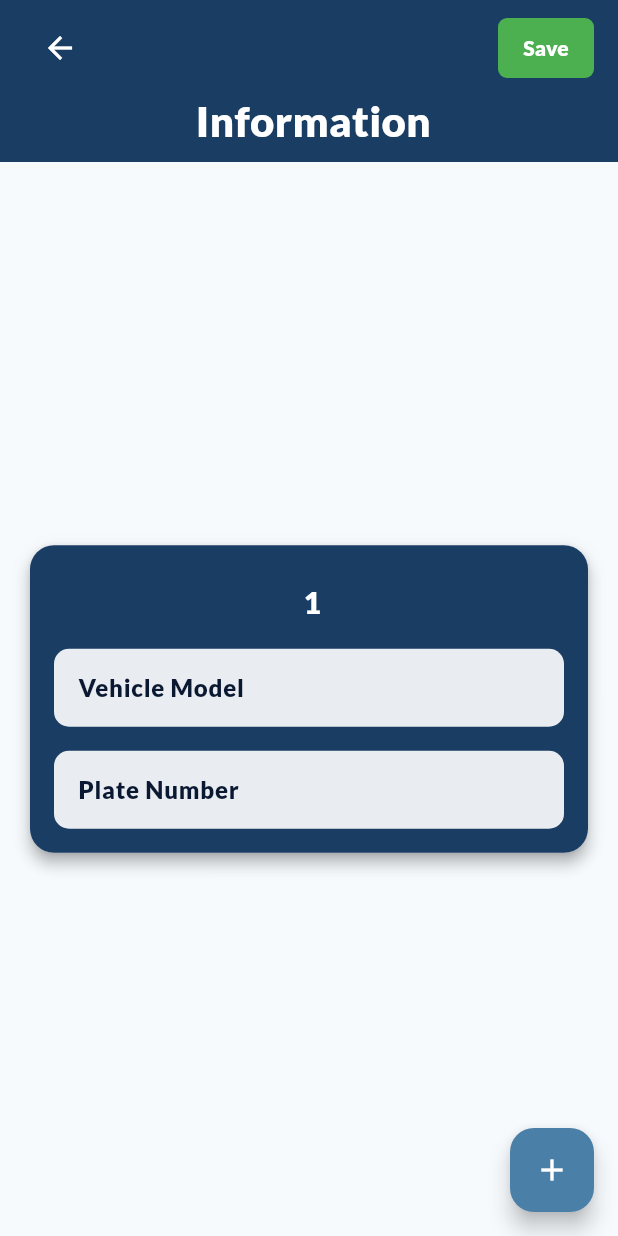
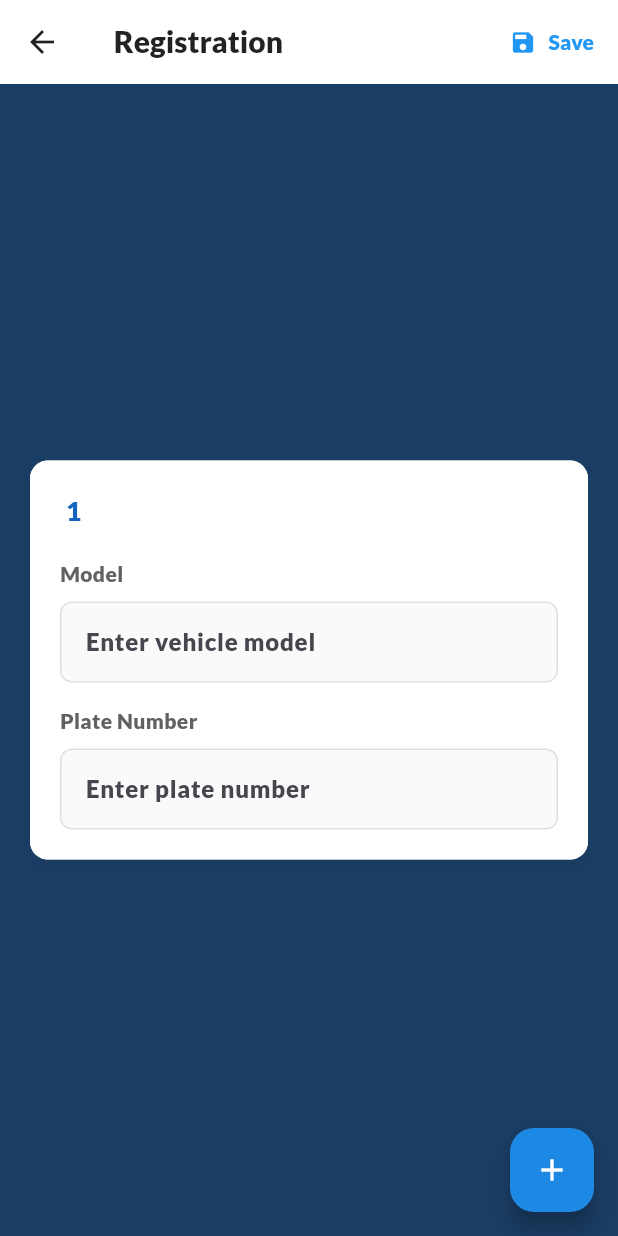
Before and after one commit to kurt-arpilleda/CARE, a Flutter app: the VehicleRegisterScreen screen opened directly with empty values, on a phone screen of 412 x 824 dp. Run offline on Flutter 3.47's test engine with Material 3 defaults, Android fonts, the phone set to English and light mode, and no system bars; our stand-ins replace flutter_secure_storage, fluttertoast, google_sign_in, image_picker, open_file, package_info_plus and 3 more; accounts and stored records are empty.

Commit message:
Seek First the Kingdom of God

```diff
--- a/lib/vehicle/vehicleRegister.dart
+++ b/lib/vehicle/vehicleRegister.dart
@@ -1,4 +1,6 @@
 import 'package:flutter/material.dart';
+import 'package:fluttertoast/fluttertoast.dart';
+import '../api_service.dart';
 
 class VehicleRegisterScreen extends StatefulWidget {
   final String vehicleType;
@@ -10,184 +12,346 @@ class VehicleRegisterScreen extends StatefulWidget {
 }
 
 class _VehicleRegisterScreenState extends State<VehicleRegisterScreen> {
-  List<Map<String, String>> vehicles = [
-    {'model': '', 'plateNumber': ''}
+  List<Map<String, dynamic>> vehicles = [
+    {'model': '', 'plateNumber': '', 'hasError': false, 'errorMessage': ''}
   ];
+  final _apiService = ApiService();
+  bool _isSaving = false;
+  List<TextEditingController> modelControllers = [TextEditingController()];
+  List<TextEditingController> plateControllers = [TextEditingController()];
+
+  @override
+  void dispose() {
+    for (var controller in modelControllers) {
+      controller.dispose();
+    }
+    for (var controller in plateControllers) {
+      controller.dispose();
+    }
+    super.dispose();
+  }
+
+  Future<void> _saveVehicles() async {
+    for (int i = 0; i < vehicles.length; i++) {
+      vehicles[i]['model'] = modelControllers[i].text;
+      vehicles[i]['plateNumber'] = plateControllers[i].text;
+    }
+
+    bool hasEmptyFields = false;
+    List<Map<String, dynamic>> validVehicles = [];
+
+    for (int i = 0; i < vehicles.length; i++) {
+      final vehicle = vehicles[i];
+      if (vehicle['model'].toString().trim().isEmpty ||
+          vehicle['plateNumber'].toString().trim().isEmpty) {
+        setState(() {
+          vehicles[i]['hasError'] = true;
+          vehicles[i]['errorMessage'] = 'Please fill all fields';
+        });
+        hasEmptyFields = true;
+      } else {
+        validVehicles.add({
+          'vehicleType': widget.vehicleType,
+          'model': vehicle['model'],
+          'plateNumber': vehicle['plateNumber']
+        });
+      }
+    }
+
+    if (hasEmptyFields || validVehicles.isEmpty) {
+      Fluttertoast.showToast(msg: 'Please fill all required fields');
+      return;
+    }
+
+    final shouldSave = await showDialog<bool>(
+      context: context,
+      builder: (context) => AlertDialog(
+        title: const Text('Confirm Save'),
+        content: Text('Are you sure you want to save ${validVehicles.length} vehicle(s)?'),
+        actions: [
+          TextButton(
+            onPressed: () => Navigator.pop(context, false),
+            child: const Text('Cancel'),
+          ),
+          TextButton(
+            onPressed: () => Navigator.pop(context, true),
+            child: const Text('Save'),
+          ),
+        ],
+      ),
+    );
+
+    if (shouldSave != true) return;
+
+    setState(() => _isSaving = true);
+
+    try {
+      final token = await _apiService.getAuthToken();
+      if (token == null) {
+        throw Exception("No auth token found");
+      }
+
+      final response = await _apiService.addVehicles(
+        token: token,
+        vehicles: validVehicles,
+      );
+
+      if (response['success'] == true) {
+        Fluttertoast.showToast(msg: response['message']);
+        setState(() {
+          vehicles = [
+            {'model': '', 'plateNumber': '', 'hasError': false, 'errorMessage': ''}
+          ];
+          for (var controller in modelControllers) {
+            controller.dispose();
+          }
+          for (var controller in plateControllers) {
+            controller.dispose();
+          }
+          modelControllers = [TextEditingController()];
+          plateControllers = [TextEditingController()];
+        });
+      } else if (response['duplicates'] != null) {
+        for (var error in response['duplicates']) {
+          final index = error['index'];
+          if (index < vehicles.length) {
+            setState(() {
+              vehicles[index]['hasError'] = true;
+              vehicles[index]['errorMessage'] = error['message'];
+            });
+          }
+        }
+        Fluttertoast.showToast(msg: 'Some vehicles already exist');
+      } else {
+        Fluttertoast.showToast(msg: response['message'] ?? 'Failed to save vehicles');
+      }
+    } catch (e) {
+      Fluttertoast.showToast(msg: 'Error: ${e.toString()}');
+    } finally {
+      setState(() => _isSaving = false);
+    }
+  }
 
   @override
   Widget build(BuildContext context) {
     return Scaffold(
-      backgroundColor: const Color(0xFFF6FAFD),
-      body: SafeArea(
-        child: Column(
-          children: [
-            Container(
-              padding: const EdgeInsets.symmetric(horizontal: 16),
-              color: const Color(0xFF1A3D63),
-              child: Column(
-                crossAxisAlignment: CrossAxisAlignment.stretch,
-                children: [
-                  Padding(
-                    padding: const EdgeInsets.only(top: 8.0), // Add slight top padding
-                    child: Row(
-                      children: [
-                        IconButton(
-                          icon: const Icon(Icons.arrow_back, color: Colors.white),
+      backgroundColor: const Color(0xFF1A3D63),
+      floatingActionButton: FloatingActionButton(
+        onPressed: () {
+          setState(() {
+            vehicles.add({
+              'model': '',
+              'plateNumber': '',
+              'hasError': false,
+              'errorMessage': ''
+            });
+            modelControllers.add(TextEditingController());
+            plateControllers.add(TextEditingController());
+          });
+        },
+        backgroundColor: Colors.blue[600],
+        child: const Icon(Icons.add, color: Colors.white),
+      ),
+      body: CustomScrollView(
+        slivers: [
+          SliverAppBar(
+            backgroundColor: Colors.white,
+            elevation: 2,
+            pinned: true,
+            leading: IconButton(
+              icon: const Icon(Icons.arrow_back, color: Colors.black87),
               onPressed: () => Navigator.of(context).pop(),
             ),
-                        const Spacer(),
-                        TextButton(
-                          style: TextButton.styleFrom(
-                            backgroundColor: const Color(0xFF4CAF50),
-                            shape: RoundedRectangleBorder(
-                              borderRadius: BorderRadius.circular(6),
+            title: Text(
+              '${widget.vehicleType} Registration',
+              style: const TextStyle(
+                color: Colors.black87,
+                fontWeight: FontWeight.w600,
+                fontSize: 20,
               ),
-                            padding: const EdgeInsets.symmetric(horizontal: 16, vertical: 8),
             ),
-                          onPressed: () {
-                            // Save logic goes here
-                          },
-                          child: const Text(
-                            'Save',
-                            style: TextStyle(
-                              color: Colors.white,
-                              fontWeight: FontWeight.bold,
+            actions: [
+              _isSaving
+                  ? const Padding(
+                padding: EdgeInsets.symmetric(horizontal: 16.0),
+                child: Center(
+                  child: SizedBox(
+                    width: 20,
+                    height: 20,
+                    child: CircularProgressIndicator(
+                      strokeWidth: 2,
+                      color: Colors.blue,
                     ),
                   ),
                 ),
+              )
+                  : TextButton.icon(
+                icon: const Icon(Icons.save, color: Colors.blue),
+                label: const Text(
+                  'Save',
+                  style: TextStyle(color: Colors.blue),
+                ),
+                onPressed: _saveVehicles,
+              ),
             ],
           ),
-                  ),
-                  const SizedBox(height: 4),
-                  Center(
-                    child: Text(
-                      '${widget.vehicleType} Information',
-                      style: const TextStyle(
-                        color: Colors.white,
-                        fontSize: 28, // Increased font size
-                        fontWeight: FontWeight.bold,
+          if (vehicles.length == 1)
+            SliverFillRemaining(
+              hasScrollBody: false,
+              child: Center(
+                child: SingleChildScrollView(
+                  child: Padding(
+                    padding: const EdgeInsets.all(16.0),
+                    child: _buildVehicleCard(0),
                   ),
                 ),
               ),
-                  const SizedBox(height: 8),
-                ],
-              ),
-            ),
-            Expanded(
-              child: Padding(
+            )
+          else
+            SliverPadding(
               padding: const EdgeInsets.all(16.0),
-                child: vehicles.length == 1
-                    ? Center(
-                  child: SingleChildScrollView(
-                    physics: const ClampingScrollPhysics(),
-                    child: _buildVehicleCard(0),
-                  ),
-                )
-                    : ListView.builder(
-                  physics: const ClampingScrollPhysics(),
-                  itemCount: vehicles.length,
-                  itemBuilder: (context, index) {
+              sliver: SliverList(
+                delegate: SliverChildBuilderDelegate(
+                      (context, index) {
                     return Padding(
                       padding: const EdgeInsets.only(bottom: 16.0),
                       child: _buildVehicleCard(index),
                     );
                   },
+                  childCount: vehicles.length,
                 ),
               ),
             ),
+          SliverToBoxAdapter(
+            child: SizedBox(height: 80),
+          ),
         ],
       ),
-      ),
-      floatingActionButton: FloatingActionButton(
-        onPressed: () {
-          setState(() {
-            vehicles.add({'model': '', 'plateNumber': ''});
-          });
-        },
-        backgroundColor: const Color(0xFF4A7FA7),
-        child: const Icon(Icons.add, color: Colors.white),
-      ),
-      floatingActionButtonLocation: FloatingActionButtonLocation.endFloat,
     );
   }
 
   Widget _buildVehicleCard(int index) {
+    final vehicle = vehicles[index];
     return Card(
       elevation: 4,
       shape: RoundedRectangleBorder(
-        borderRadius: BorderRadius.circular(16),
+        borderRadius: BorderRadius.circular(12),
       ),
+      shadowColor: Colors.black.withOpacity(0.1),
       child: Container(
         width: double.infinity,
-        constraints: vehicles.length == 1 ? const BoxConstraints(maxWidth: 500) : null,
         decoration: BoxDecoration(
-          borderRadius: BorderRadius.circular(16),
-          color: const Color(0xFF1A3D63),
-          boxShadow: [
-            BoxShadow(
-              color: Colors.black.withOpacity(0.1),
-              blurRadius: 10,
-              offset: const Offset(0, 4),
-            ),
-          ],
+          borderRadius: BorderRadius.circular(12),
+          color: vehicle['hasError'] ? Colors.red[50] : Colors.white,
+          border: vehicle['hasError']
+              ? Border.all(color: Colors.red, width: 1)
+              : null,
         ),
         child: Stack(
           children: [
             Padding(
-              padding: const EdgeInsets.all(16.0),
+              padding: const EdgeInsets.all(20.0),
               child: Column(
-                crossAxisAlignment: CrossAxisAlignment.stretch,
+                crossAxisAlignment: CrossAxisAlignment.start,
                 children: [
+                  if (vehicle['hasError'])
+                    Padding(
+                      padding: const EdgeInsets.only(bottom: 8.0),
+                      child: Text(
+                        vehicle['errorMessage'],
+                        style: TextStyle(
+                          color: Colors.red[700],
+                          fontWeight: FontWeight.w500,
+                        ),
+                      ),
+                    ),
+                  Text(
+                    '${widget.vehicleType} ${index + 1}',
+                    style: TextStyle(
+                      fontSize: 18,
+                      fontWeight: FontWeight.w600,
+                      color: vehicle['hasError']
+                          ? Colors.red[700]
+                          : Colors.blue[800],
+                    ),
+                  ),
+                  const SizedBox(height: 20),
+                  Text(
+                    'Model',
+                    style: TextStyle(
+                      fontSize: 14,
+                      color: Colors.grey[700],
+                      fontWeight: FontWeight.w500,
+                    ),
+                  ),
                   const SizedBox(height: 8),
-                  Center(
-                    child: Text(
-                      '${widget.vehicleType} ${index + 1}',
+                  Container(
+                    decoration: BoxDecoration(
+                      color: Colors.grey[50],
+                      borderRadius: BorderRadius.circular(8),
+                      border: Border.all(
+                        color: vehicle['hasError']
+                            ? Colors.red
+                            : Colors.grey[300]!,
+                        width: 1,
+                      ),
+                    ),
+                    child: TextField(
+                      controller: modelControllers[index],
+                      decoration: const InputDecoration(
+                        hintText: 'Enter vehicle model',
+                        border: InputBorder.none,
+                        contentPadding: EdgeInsets.symmetric(horizontal: 16, vertical: 14),
+                      ),
+                      onChanged: (value) {
+                        setState(() {
+                          vehicles[index]['model'] = value;
+                          vehicles[index]['hasError'] = false;
+                          vehicles[index]['errorMessage'] = '';
+                        });
+                      },
                       style: const TextStyle(
-                        fontSize: 20, // Increased font size
-                        fontWeight: FontWeight.bold,
-                        color: Colors.white,
+                        color: Colors.black87,
                       ),
                     ),
                   ),
                   const SizedBox(height: 16),
+                  Text(
+                    'Plate Number',
+                    style: TextStyle(
+                      fontSize: 14,
+                      color: Colors.grey[700],
+                      fontWeight: FontWeight.w500,
+                    ),
+                  ),
+                  const SizedBox(height: 8),
                   Container(
                     decoration: BoxDecoration(
-                      color: Colors.white.withOpacity(0.9),
-                      borderRadius: BorderRadius.circular(10),
+                      color: Colors.grey[50],
+                      borderRadius: BorderRadius.circular(8),
+                      border: Border.all(
+                        color: vehicle['hasError']
+                            ? Colors.red
+                            : Colors.grey[300]!,
+                        width: 1,
+                      ),
                     ),
                     child: TextField(
+                      controller: plateControllers[index],
                       decoration: const InputDecoration(
-                        hintText: 'Vehicle Model',
-                        hintStyle: TextStyle(color: Color(0xFF0A1931)),
+                        hintText: 'Enter plate number',
                         border: InputBorder.none,
                         contentPadding: EdgeInsets.symmetric(horizontal: 16, vertical: 14),
                       ),
                       onChanged: (value) {
-                        vehicles[index]['model'] = value;
+                        setState(() {
+                          vehicles[index]['plateNumber'] = value;
+                          vehicles[index]['hasError'] = false;
+                          vehicles[index]['errorMessage'] = '';
+                        });
                       },
                       style: const TextStyle(
-                        color: Color(0xFF0A1931),
-                      ),
-                    ),
-                  ),
-                  const SizedBox(height: 16),
-                  Container(
-                    decoration: BoxDecoration(
-                      color: Colors.white.withOpacity(0.9),
-                      borderRadius: BorderRadius.circular(10),
-                    ),
-                    child: TextField(
-                      decoration: const InputDecoration(
-                        hintText: 'Plate Number',
-                        hintStyle: TextStyle(color: Color(0xFF0A1931)),
-                        border: InputBorder.none,
-                        contentPadding: EdgeInsets.symmetric(horizontal: 16, vertical: 14),
-                      ),
-                      onChanged: (value) {
-                        vehicles[index]['plateNumber'] = value;
-                      },
-                      style: const TextStyle(
-                        color: Color(0xFF0A1931),
+                        color: Colors.black87,
                       ),
                     ),
                   ),
@@ -196,25 +360,29 @@ class _VehicleRegisterScreenState extends State<VehicleRegisterScreen> {
             ),
             if (vehicles.length > 1)
               Positioned(
-                top: 8,
-                right: 8,
+                top: 12,
+                right: 12,
                 child: InkWell(
                   onTap: () {
                     setState(() {
                       vehicles.removeAt(index);
+                      modelControllers[index].dispose();
+                      plateControllers[index].dispose();
+                      modelControllers.removeAt(index);
+                      plateControllers.removeAt(index);
                     });
                   },
                   borderRadius: BorderRadius.circular(20),
                   child: Container(
-                    padding: const EdgeInsets.all(4),
+                    padding: const EdgeInsets.all(6),
                     decoration: BoxDecoration(
                       shape: BoxShape.circle,
-                      color: Colors.white.withOpacity(0.8),
+                      color: Colors.grey[200],
                     ),
-                    child: const Icon(
+                    child: Icon(
                       Icons.close,
-                      color: Color(0xFF1A3D63),
-                      size: 20,
+                      color: Colors.grey[700],
+                      size: 18,
                     ),
                   ),
                 ),
```
Also changed, not shown: lib/api_service.dart (+19 -0 lines). Lines whose indentation alone changed are shown as unchanged.
